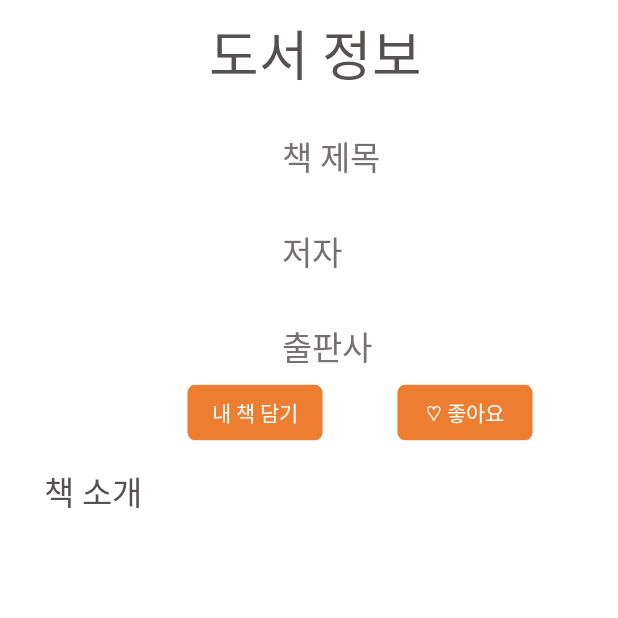
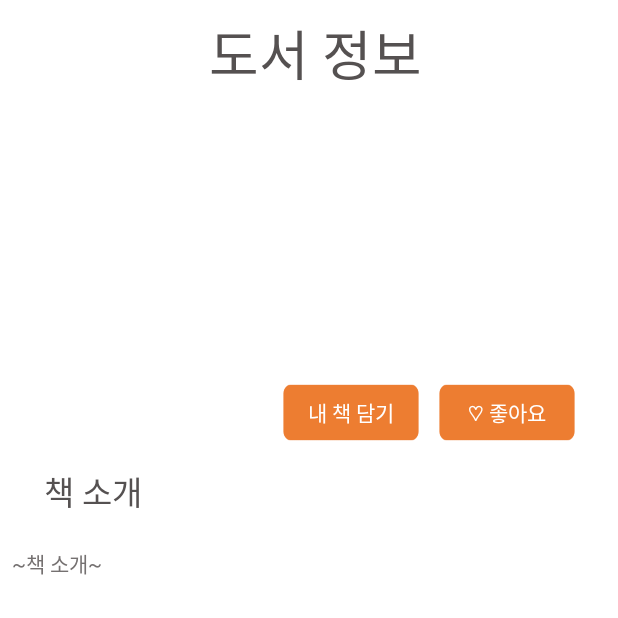
Before and after one commit to linkable0905/Android, an Android app: the DetailActivity screen opened directly, with no data from a screen before it, on a phone screen of 412 x 824 dp, the top half of it. Run offline under Robolectric (Android 15) with nearby library versions, the phone set to English and light mode, and no system bars; pictures from the network do not load.

Commit message:
책 누르면 책 정보로 넘어감

```diff
--- a/app/src/main/java/com/linkable/linkable/activity/DetailActivity.java
+++ b/app/src/main/java/com/linkable/linkable/activity/DetailActivity.java
@@ -1,8 +1,12 @@
 package com.linkable.linkable.activity;
 
+import android.content.Intent;
 import android.os.Bundle;
 import android.support.v7.app.AppCompatActivity;
+import android.widget.ImageView;
+import android.widget.TextView;
 
+import com.bumptech.glide.Glide;
 import com.linkable.linkable.R;
 
 public class DetailActivity extends AppCompatActivity {
@@ -11,5 +15,22 @@ public class DetailActivity extends AppCompatActivity {
     protected void onCreate(Bundle savedInstanceState) {
         super.onCreate(savedInstanceState);
         setContentView(R.layout.activity_detail);
+
+        ImageView detailImage = findViewById(R.id.detailImage);
+        TextView titleTextView = findViewById(R.id.titleTextView);
+        TextView authorTextView = findViewById(R.id.authorTextView);
+        TextView descriptionTextView = findViewById(R.id.descriptionTextView);
+
+        Intent intent = getIntent();
+        String title = intent.getStringExtra("title");
+        String author = intent.getStringExtra("author");
+        String description = intent.getStringExtra("description");
+        String imageurl = intent.getStringExtra("imageurl");
+
+
+        titleTextView.setText(title);
+        authorTextView.setText(author);
+        Glide.with(detailImage.getContext()).load(imageurl).into(detailImage);
+        descriptionTextView.setText("~책 소개~");
     }
 }
--- a/app/src/main/java/com/linkable/linkable/activity/MainActivity.java
+++ b/app/src/main/java/com/linkable/linkable/activity/MainActivity.java
@@ -32,7 +32,7 @@ public class MainActivity extends AppCompatActivity {
 
     String imageURL;
 
-    static final String URL = "http://10.91.107.142:8000/";
+    static final String URL = "http://10.91.124.15:8000/";
 
     @Override
     protected void onCreate(Bundle savedInstanceState) {
--- a/app/src/main/res/layout/activity_detail.xml
+++ b/app/src/main/res/layout/activity_detail.xml
@@ -31,7 +31,7 @@
         app:srcCompat="?attr/actionModeCloseDrawable" />
 
     <TextView
-        android:id="@+id/textView5"
+        android:id="@+id/descriptionTextView"
         android:layout_width="match_parent"
         android:layout_height="343dp"
         android:layout_marginStart="8dp"
@@ -95,31 +95,20 @@
             android:textSize="22sp"
             tools:layout_editor_absoluteX="179dp"
             tools:layout_editor_absoluteY="142dp" />
-
-        <TextView
-            android:id="@+id/publisherTextView"
-            android:layout_width="match_parent"
-            android:layout_height="wrap_content"
-            android:fontFamily="@font/notosans_regular"
-            android:text="출판사"
-            android:textColor="@color/colorPrimary"
-            android:textSize="22sp"
-            app:layout_constraintTop_toBottomOf="@+id/authorTextView"
-            tools:layout_editor_absoluteX="179dp" />
     </LinearLayout>
 
     <Button
         android:id="@+id/containButton"
         android:layout_width="92dp"
         android:layout_height="39dp"
-        android:layout_marginStart="28dp"
         android:layout_marginTop="8dp"
+        android:layout_marginEnd="12dp"
         android:layout_weight="1"
         android:background="@drawable/button_background"
         android:fontFamily="@font/notosans_regular"
         android:text="내 책 담기"
         android:textColor="@android:color/white"
-        app:layout_constraintStart_toEndOf="@+id/searchButton"
+        app:layout_constraintEnd_toStartOf="@+id/likeButton"
         app:layout_constraintTop_toBottomOf="@+id/linearLayout" />
 
     <Button
@@ -127,17 +116,16 @@
         android:layout_width="92dp"
         android:layout_height="39dp"
         android:layout_marginTop="8dp"
-        android:layout_marginEnd="8dp"
+        android:layout_marginEnd="28dp"
         android:background="@drawable/button_background"
         android:fontFamily="@font/notosans_regular"
         android:text="♡ 좋아요"
         android:textColor="@android:color/white"
         app:layout_constraintEnd_toEndOf="parent"
-        app:layout_constraintStart_toEndOf="@+id/containButton"
         app:layout_constraintTop_toBottomOf="@+id/linearLayout" />
 
     <ImageView
-        android:id="@+id/searchButton"
+        android:id="@+id/detailImage"
         android:layout_width="wrap_content"
         android:layout_height="182dp"
         android:layout_marginStart="8dp"
```
Also changed, not shown: app/src/main/AndroidManifest.xml (+4 -4 lines), app/src/main/java/com/linkable/linkable/RecyclerAdapter.java (+16 -2 lines).
